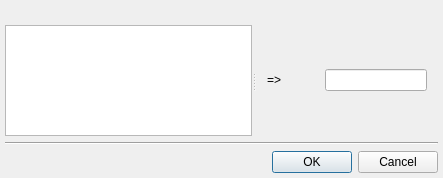
First picture: the form in src/plugins/metacontacts/mergecontactsdialog.ui, repository silvansky/Contacts, before the edit.
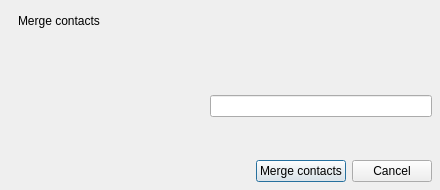
Second picture: the form after the edit.

Commit message: Дизайн окна объединения контактов. Тени лэйблов в CustomInputDialog.

What changed in the file:
```diff
--- a/src/plugins/metacontacts/mergecontactsdialog.ui
+++ b/src/plugins/metacontacts/mergecontactsdialog.ui
@@ -6,40 +6,55 @@
    <rect>
     <x>0</x>
     <y>0</y>
-    <width>443</width>
-    <height>178</height>
+    <width>440</width>
+    <height>190</height>
    </rect>
   </property>
+  <property name="minimumSize">
+   <size>
+    <width>440</width>
+    <height>0</height>
+   </size>
+  </property>
   <property name="windowTitle">
    <string>Merging contacts</string>
   </property>
   <layout class="QVBoxLayout" name="verticalLayout_2">
-   <property name="margin">
-    <number>5</number>
+   <property name="leftMargin">
+    <number>18</number>
    </property>
+   <property name="topMargin">
+    <number>14</number>
+   </property>
+   <property name="rightMargin">
+    <number>8</number>
+   </property>
+   <property name="bottomMargin">
+    <number>8</number>
+   </property>
+   <item>
+    <widget class="QLabel" name="lblCaption">
+     <property name="text">
+      <string>Merge contacts</string>
+     </property>
+    </widget>
+   </item>
    <item>
     <widget class="QLabel" name="lblNotice">
      <property name="textFormat">
       <enum>Qt::RichText</enum>
      </property>
-     <property name="alignment">
-      <set>Qt::AlignCenter</set>
-     </property>
     </widget>
    </item>
    <item>
-    <widget class="QSplitter" name="sprSplitter">
-     <property name="sizePolicy">
-      <sizepolicy hsizetype="Expanding" vsizetype="Expanding">
-       <horstretch>0</horstretch>
-       <verstretch>0</verstretch>
-      </sizepolicy>
+    <layout class="QHBoxLayout" name="horizontalLayout_3" stretch="1,2">
+     <property name="topMargin">
+      <number>14</number>
      </property>
-     <property name="orientation">
-      <enum>Qt::Horizontal</enum>
-     </property>
-     <widget class="QListWidget" name="ltwContacts"/>
-     <widget class="QWidget" name="layoutWidget">
+     <item>
+      <layout class="QVBoxLayout" name="ltContacts"/>
+     </item>
+     <item>
       <layout class="QVBoxLayout" name="verticalLayout">
        <item>
         <spacer name="verticalSpacer">
@@ -49,20 +64,13 @@
          <property name="sizeHint" stdset="0">
           <size>
            <width>20</width>
-           <height>40</height>
+           <height>5</height>
           </size>
          </property>
         </spacer>
        </item>
        <item>
         <layout class="QHBoxLayout" name="horizontalLayout">
-         <item>
-          <widget class="QLabel" name="lblMerge">
-           <property name="text">
-            <string notr="true">=&gt;</string>
-           </property>
-          </widget>
-         </item>
          <item>
           <widget class="QLabel" name="lblAvatar">
            <property name="sizePolicy">
@@ -73,8 +81,8 @@
            </property>
            <property name="minimumSize">
             <size>
-             <width>32</width>
-             <height>32</height>
+             <width>48</width>
+             <height>48</height>
             </size>
            </property>
           </widget>
@@ -92,28 +100,57 @@
          <property name="sizeHint" stdset="0">
           <size>
            <width>20</width>
-           <height>40</height>
+           <height>5</height>
           </size>
          </property>
         </spacer>
        </item>
       </layout>
-     </widget>
-    </widget>
+     </item>
+    </layout>
    </item>
    <item>
-    <widget class="Line" name="line">
-     <property name="orientation">
-      <enum>Qt::Horizontal</enum>
+    <layout class="QHBoxLayout" name="horizontalLayout_2">
+     <property name="topMargin">
+      <number>10</number>
      </property>
-    </widget>
-   </item>
-   <item>
-    <widget class="QDialogButtonBox" name="dbbButtons">
-     <property name="standardButtons">
-      <set>QDialogButtonBox::Cancel|QDialogButtonBox::Ok</set>
-     </property>
-    </widget>
+     <item>
+      <spacer name="horizontalSpacer">
+       <property name="orientation">
+        <enum>Qt::Horizontal</enum>
+       </property>
+       <property name="sizeHint" stdset="0">
+        <size>
+         <width>40</width>
+         <height>20</height>
+        </size>
+       </property>
+      </spacer>
+     </item>
+     <item>
+      <widget class="QPushButton" name="pbtMerge">
+       <property name="text">
+        <string>Merge contacts</string>
+       </property>
+       <property name="autoDefault">
+        <bool>false</bool>
+       </property>
+       <property name="default">
+        <bool>true</bool>
+       </property>
+      </widget>
+     </item>
+     <item>
+      <widget class="QPushButton" name="pbtCancel">
+       <property name="text">
+        <string>Cancel</string>
+       </property>
+       <property name="autoDefault">
+        <bool>false</bool>
+       </property>
+      </widget>
+     </item>
+    </layout>
    </item>
   </layout>
  </widget>
```
Left out of the diff: 19 changed lines with no effect on the pictures. The commit also changes 5 other files.
